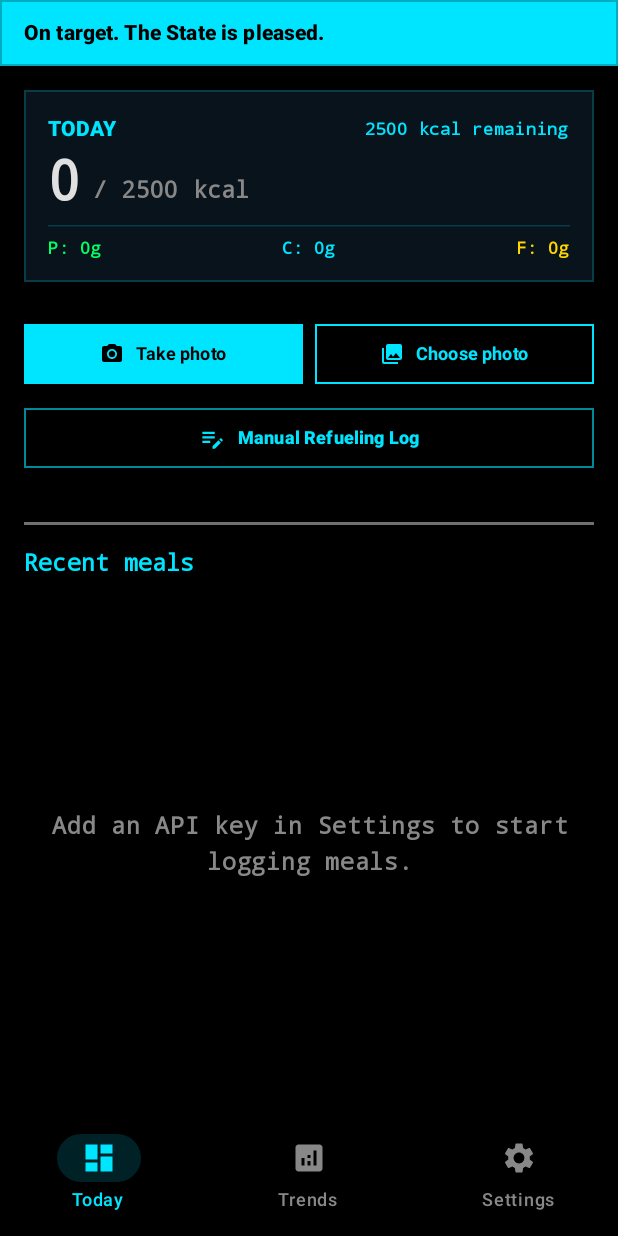
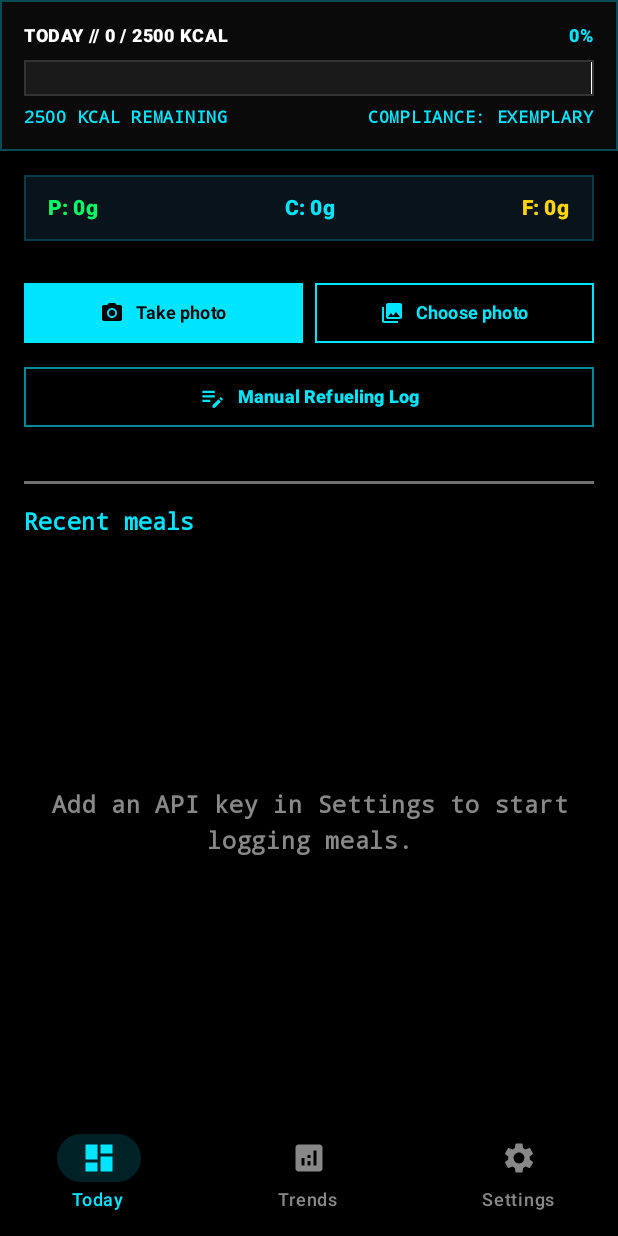
Before and after one commit to shareef01/MacroMandate, an Android app built with Jetpack Compose: the screen it shows after launch (MainActivity), on a phone screen of 412 x 824 dp. Run offline under Robolectric (Android 15) with nearby library versions, the phone set to English and light mode, and no system bars; our stand-ins replace Room's generated code; libraries missing offline, so code that uses them is left out: androidx.glance, androidx.glance.appwidget; 1 statement that could not run was skipped.

Commit message:
Refactor daily progress header and macro summary bar for smoother recomposition

```diff
--- a/app/src/main/java/com/sharek/macromandate/ui/ControlPanelScreen.kt
+++ b/app/src/main/java/com/sharek/macromandate/ui/ControlPanelScreen.kt
@@ -28,6 +28,7 @@ import androidx.compose.material3.*
 import androidx.compose.runtime.*
 import androidx.compose.ui.Alignment
 import androidx.compose.ui.Modifier
+import androidx.compose.ui.semantics.*
 import androidx.compose.ui.graphics.Color
 import androidx.compose.ui.graphics.RectangleShape
 import androidx.compose.ui.hapticfeedback.HapticFeedbackType
@@ -232,13 +233,16 @@ fun ControlPanelScreen(viewModel: MainViewModel) {
                         value = sliderValue,
                         onValueChange = {
                             sliderValue = it
-                            haptic.performHapticFeedback(HapticFeedbackType.LongPress)
+                            haptic.performHapticFeedback(HapticFeedbackType.TextHandleMove)
                         },
                         onValueChangeFinished = {
                             viewModel.updateCalorieTarget(sliderValue.toInt())
                         },
                         valueRange = 1200f..4000f,
-                        steps = 28,
+                        steps = 55,
+                        modifier = Modifier.semantics {
+                            contentDescription = "Calorie target slider. Current target is ${sliderValue.toInt()} calories."
+                        },
                         colors = SliderDefaults.colors(
                             thumbColor = MaterialTheme.colorScheme.primary,
                             activeTrackColor = MaterialTheme.colorScheme.primary
--- a/app/src/main/java/com/sharek/macromandate/ui/MainScreen.kt
+++ b/app/src/main/java/com/sharek/macromandate/ui/MainScreen.kt
@@ -28,6 +28,8 @@ import androidx.compose.material3.*
 import androidx.compose.runtime.*
 import androidx.compose.ui.Alignment
 import androidx.compose.ui.Modifier
+import androidx.compose.ui.semantics.*
+import androidx.compose.foundation.border
 import androidx.compose.ui.graphics.Color
 import androidx.compose.ui.graphics.RectangleShape
 import androidx.compose.ui.hapticfeedback.HapticFeedbackType
@@ -187,16 +189,20 @@ fun MainScreen(viewModel: MainViewModel, onNavigateToDetail: (String) -> Unit) {
                 }
 
                 Column(modifier = Modifier.fillMaxSize()) {
-                    StateStatusBanner(complianceStatus, Modifier.statusBarsPadding(), lastMealWasRestricted)
+                    DailyProgressHeader(
+                        totalCalories = totalCalories,
+                        target = target,
+                        complianceStatus = complianceStatus,
+                        modifier = Modifier.statusBarsPadding(),
+                        isRestrictedViolation = lastMealWasRestricted
+                    )
 
                     Column(
                         modifier = Modifier
                             .padding(16.dp)
                             .fillMaxSize()
                     ) {
-                        SummaryCard(
-                            totalCalories = totalCalories,
-                            target = target,
+                        MacroSummaryBar(
                             protein = todayProtein,
                             carbs = todayCarbs,
                             fat = todayFat
@@ -407,38 +413,6 @@ fun MainScreen(viewModel: MainViewModel, onNavigateToDetail: (String) -> Unit) {
 }
 
 @Composable
-fun StateStatusBanner(status: ComplianceStatus, modifier: Modifier = Modifier, isRestrictedViolation: Boolean = false) {
-    val color = when {
-        isRestrictedViolation -> Color.Red
-        status == ComplianceStatus.EXEMPLARY -> Color(0xFF00E5FF) // Icy Cyan
-        status == ComplianceStatus.ACCEPTABLE -> Color(0xFFFFEA00) // Sharp Yellow
-        status == ComplianceStatus.SUBVERSIVE -> Color(0xFFFF1744) // Sharp Red
-        else -> Color.Gray
-    }
-    // Flavour lives here, in the status line, where it costs nothing to understand.
-    // Buttons and settings stay plain so the app is still operable.
-    val text = when {
-        isRestrictedViolation -> "Logged in a restricted zone."
-        status == ComplianceStatus.EXEMPLARY -> "On target. The State is pleased."
-        status == ComplianceStatus.ACCEPTABLE -> "Close to target. Room to improve."
-        status == ComplianceStatus.SUBVERSIVE -> "Well off target. Some features locked."
-        else -> ""
-    }
-
-    Surface(
-        color = color,
-        modifier = modifier.fillMaxWidth(),
-        shape = RectangleShape,
-        border = BorderStroke(1.dp, Color.Black.copy(alpha = 0.25f))
-    ) {
-        TerminalTypewriterText(
-            text = text,
-            modifier = Modifier.padding(vertical = 12.dp, horizontal = 16.dp)
-        )
-    }
-}
-
-@Composable
 fun TerminalTypewriterText(text: String, modifier: Modifier = Modifier) {
     var displayedText by remember(text) { mutableStateOf("") }
     var cursorVisible by remember { mutableStateOf(true) }
@@ -448,17 +422,16 @@ fun TerminalTypewriterText(text: String, modifier: Modifier = Modifier) {
             displayedText = text.substring(0, index + 1)
             delay(30)
         }
-    }
-
-    LaunchedEffect(Unit) {
-        while (true) {
+        // Blink cursor 5 times then leave it solid to prevent infinite recomposition
+        repeat(5) {
             cursorVisible = !cursorVisible
             delay(500)
         }
+        cursorVisible = true
     }
 
     Text(
-text = displayedText + if (cursorVisible) "█" else " ",
+        text = displayedText + if (cursorVisible) "-^" else " ",
         style = MaterialTheme.typography.labelLarge,
         fontWeight = FontWeight.Black,
         color = Color.Black,
@@ -466,22 +439,147 @@ text = displayedText + if (cursorVisible) "█" else " ",
     )
 }
 
+
 @Composable
-fun SummaryCard(
+fun DailyProgressHeader(
     totalCalories: Int,
     target: Int,
+    complianceStatus: ComplianceStatus,
+    modifier: Modifier = Modifier,
+    isRestrictedViolation: Boolean = false
+) {
+    val progress = if (target > 0) totalCalories.toFloat() / target.toFloat() else 0f
+    val percent = (progress * 100).toInt()
+    val delta = totalCalories - target
+
+    val statusColor = when {
+        isRestrictedViolation -> Color.Red
+        complianceStatus == ComplianceStatus.EXEMPLARY -> Color(0xFF00E5FF)
+        complianceStatus == ComplianceStatus.ACCEPTABLE -> Color(0xFFFFEA00)
+        complianceStatus == ComplianceStatus.SUBVERSIVE -> Color(0xFFFF1744)
+        else -> Color.Gray
+    }
+
+    val statusText = when {
+        isRestrictedViolation -> "RESTRICTED ZONE"
+        complianceStatus == ComplianceStatus.EXEMPLARY -> "EXEMPLARY"
+        complianceStatus == ComplianceStatus.ACCEPTABLE -> "ACCEPTABLE"
+        complianceStatus == ComplianceStatus.SUBVERSIVE -> "SUBVERSIVE"
+        else -> "CRISIS"
+    }
+
+    val (progressColor, messageText) = if (delta > 0) {
+        Color.Red to "+$delta KCAL OVER"
+    } else {
+        statusColor to "${-delta} KCAL REMAINING"
+    }
+
+    Surface(
+        color = Color(0xFF0A0A0A),
+        modifier = modifier.fillMaxWidth().semantics(mergeDescendants = true) {
+            contentDescription = "Daily progress: $totalCalories of $target calories, $percent percent. $messageText. Long term compliance is $statusText."
+        },
+        shape = RectangleShape,
+        border = BorderStroke(1.dp, statusColor.copy(alpha = 0.3f))
+    ) {
+        Column(
+            modifier = Modifier.padding(16.dp)
+        ) {
+            Row(
+                modifier = Modifier.fillMaxWidth(),
+                horizontalArrangement = Arrangement.SpaceBetween,
+                verticalAlignment = Alignment.Bottom
+            ) {
+                Text(
+                    text = "TODAY // $totalCalories / $target KCAL",
+                    style = MaterialTheme.typography.labelMedium,
+                    color = Color.White,
+                    fontWeight = FontWeight.Black
+                )
+                Text(
+                    text = "$percent%",
+                    style = MaterialTheme.typography.labelMedium,
+                    color = progressColor,
+                    fontWeight = FontWeight.Black
+                )
+            }
+
+            Spacer(modifier = Modifier.height(8.dp))
+
+            // Progress Bar
+            Box(
+                modifier = Modifier
+                    .fillMaxWidth()
+                    .height(24.dp)
+                    .background(Color(0xFF1A1A1A))
+                    .border(1.dp, Color(0xFF333333))
+            ) {
+                // The filled portion
+                Box(
+                    modifier = Modifier
+                        .fillMaxHeight()
+                        .fillMaxWidth(minOf(progress, 1f))
+                        .background(progressColor)
+                )
+
+                // If over 100%, show an overflow indicator
+                if (progress > 1f) {
+                    val overflowWidth = minOf(progress - 1f, 1f)
+                    Box(
+                        modifier = Modifier
+                            .fillMaxHeight()
+                            .fillMaxWidth(overflowWidth)
+                            .background(Color.Red.copy(alpha = 0.5f))
+                            .align(Alignment.CenterEnd)
+                    )
+                }
+
+                // Target marker
+                Box(
+                    modifier = Modifier
+                        .fillMaxHeight()
+                        .width(2.dp)
+                        .background(Color.White)
+                        .align(Alignment.CenterEnd)
+                )
+            }
+
+            Spacer(modifier = Modifier.height(8.dp))
+
+            Row(
+                modifier = Modifier.fillMaxWidth(),
+                horizontalArrangement = Arrangement.SpaceBetween
+            ) {
+                Text(
+                    text = messageText,
+                    style = MaterialTheme.typography.labelSmall,
+                    color = progressColor,
+                    fontWeight = FontWeight.Bold
+                )
+                Text(
+                    text = "COMPLIANCE: $statusText",
+                    style = MaterialTheme.typography.labelSmall,
+                    color = statusColor,
+                    fontWeight = FontWeight.Bold
+                )
+            }
+        }
+    }
+}
+
+@Composable
+fun MacroSummaryBar(
     protein: Int,
     carbs: Int,
     fat: Int
 ) {
-    val delta = totalCalories - target
-    val deltaText = if (delta > 0) "+$delta kcal over target" else "${-delta} kcal remaining"
-    val deltaColor = if (delta > 0) MaterialTheme.colorScheme.error else MaterialTheme.colorScheme.primary
-
     Card(
         modifier = Modifier
             .fillMaxWidth()
-            .hudFraming(MaterialTheme.colorScheme.primary.copy(alpha = 0.5f)),
+            .hudFraming(MaterialTheme.colorScheme.primary.copy(alpha = 0.5f))
+            .semantics(mergeDescendants = true) {
+                contentDescription = "Macros today: $protein grams protein, $carbs grams carbs, $fat grams fat"
+            },
         colors = CardDefaults.cardColors(
             containerColor = MaterialTheme.colorScheme.surface,
             contentColor = MaterialTheme.colorScheme.onSurface
@@ -489,71 +587,30 @@ fun SummaryCard(
         shape = RectangleShape,
         border = BorderStroke(1.dp, MaterialTheme.colorScheme.primary.copy(alpha = 0.2f))
     ) {
-        Column(
-            modifier = Modifier.padding(16.dp)
-        ) {
         Row(
-                modifier = Modifier.fillMaxWidth(),
-                horizontalArrangement = Arrangement.SpaceBetween,
-                verticalAlignment = Alignment.CenterVertically
-            ) {
-                Text(
-                    text = "TODAY",
-                    style = MaterialTheme.typography.labelLarge,
-                    color = MaterialTheme.colorScheme.primary,
-                    fontWeight = FontWeight.Black
-                )
-                Text(
-                    text = deltaText,
-                    style = MaterialTheme.typography.labelSmall,
-                    color = deltaColor,
-                    fontWeight = FontWeight.Bold
-                )
-            }
-            Spacer(modifier = Modifier.height(4.dp))
-            Row(
-                verticalAlignment = Alignment.Bottom,
-                horizontalArrangement = Arrangement.spacedBy(8.dp)
-            ) {
-                Text(
-                    text = "$totalCalories",
-                    style = MaterialTheme.typography.displaySmall,
-                    fontWeight = FontWeight.Black
-                )
-                Text(
-                    text = "/ $target kcal",
-                    style = MaterialTheme.typography.titleMedium,
-                    fontWeight = FontWeight.Bold,
-                    color = Color.Gray,
-                    modifier = Modifier.padding(bottom = 6.dp)
-                )
-            }
-            Spacer(modifier = Modifier.height(8.dp))
-            HorizontalDivider(thickness = 1.dp, color = MaterialTheme.colorScheme.primary.copy(alpha = 0.2f))
-            Spacer(modifier = Modifier.height(8.dp))
-            Row(
-                modifier = Modifier.fillMaxWidth(),
+            modifier = Modifier
+                .fillMaxWidth()
+                .padding(vertical = 12.dp, horizontal = 16.dp),
             horizontalArrangement = Arrangement.SpaceBetween
         ) {
             Text(
                 text = "P: ${protein}g",
-                    style = MaterialTheme.typography.labelSmall,
+                style = MaterialTheme.typography.titleSmall,
                 fontWeight = FontWeight.Black,
                 color = NutritionColors.Protein
             )
             Text(
                 text = "C: ${carbs}g",
-                    style = MaterialTheme.typography.labelSmall,
+                style = MaterialTheme.typography.titleSmall,
                 fontWeight = FontWeight.Black,
                 color = NutritionColors.Carbs
             )
             Text(
                 text = "F: ${fat}g",
-                    style = MaterialTheme.typography.labelSmall,
+                style = MaterialTheme.typography.titleSmall,
                 fontWeight = FontWeight.Black,
                 color = NutritionColors.Fat
             )
-            }
         }
     }
 }
@@ -790,7 +847,10 @@ fun HistoryList(
         // Clears the bottom navigation bar so the last entry is fully readable.
         contentPadding = PaddingValues(bottom = 96.dp)
     ) {
-        items(mealEntries) { entry ->
+        items(
+            items = mealEntries,
+            key = { it.id }
+        ) { entry ->
             MealEntryItem(
                 entry = entry,
                 onDelete = { onDeleteMeal(entry) },
```
Lines whose indentation alone changed are shown as unchanged.
